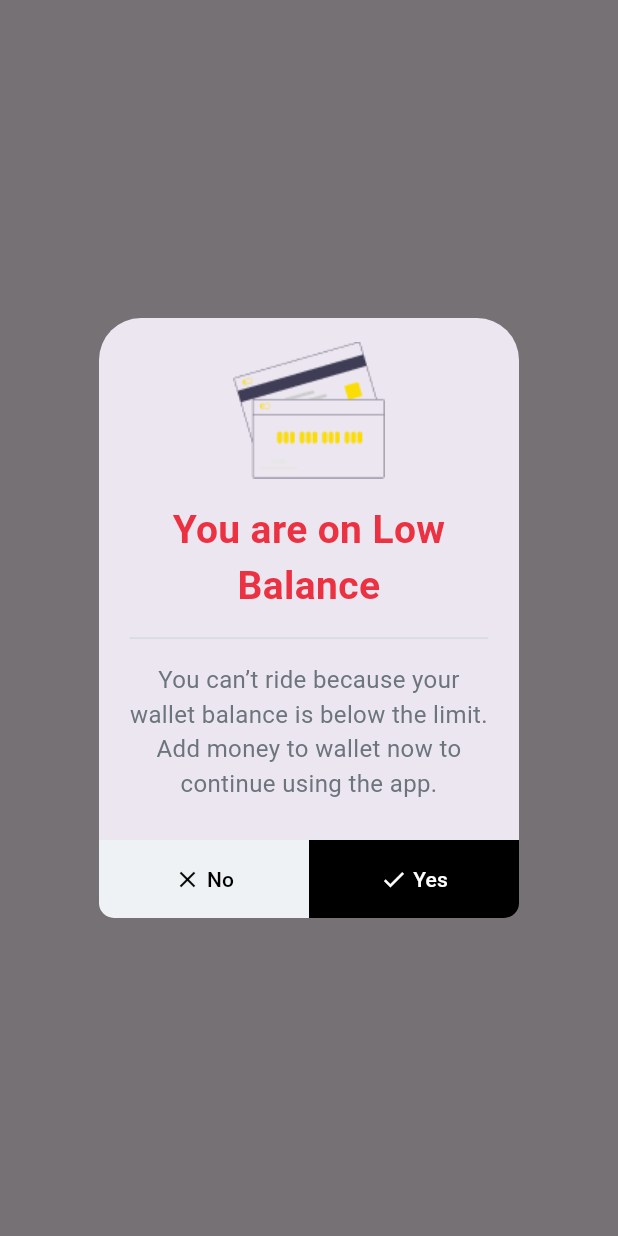
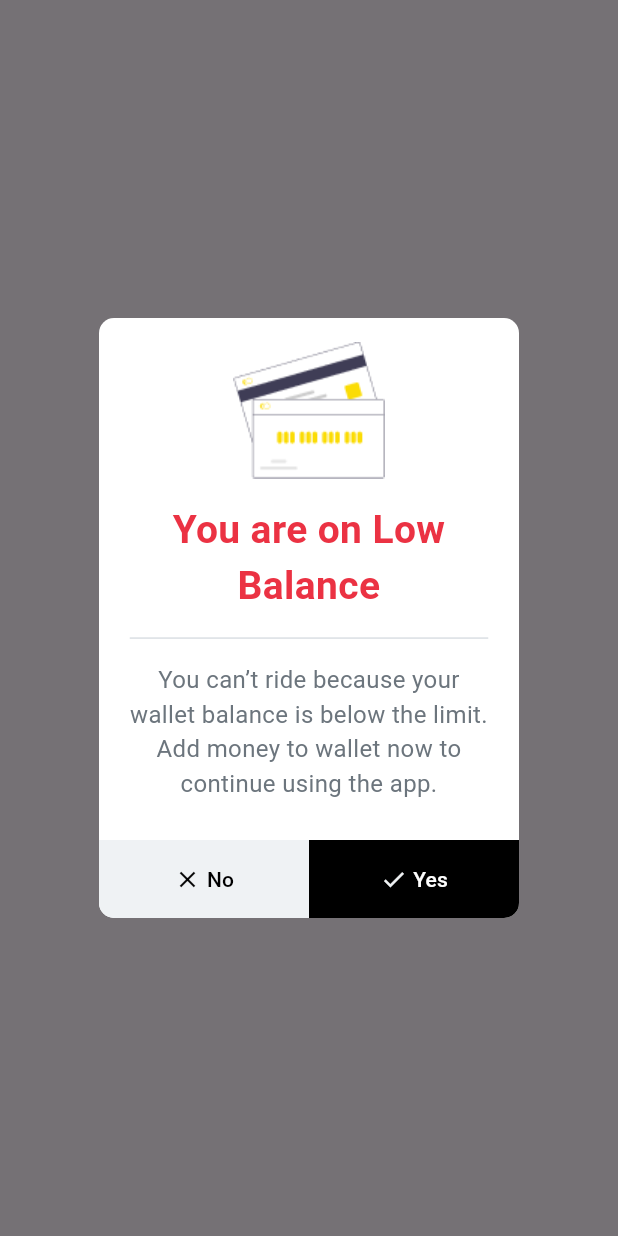
Before and after one commit to Nadun24/Flutter-Project, a Flutter app: the NewAlertBox screen opened directly, after a tap on "custom pop up", on a phone screen of 412 x 824 dp. Run offline on Flutter 3.47's test engine with Material 3 defaults, Android fonts, the phone set to English and light mode, and no system bars.

Commit message:
color change in new alert box

```diff
--- a/flutter_project/lib/Pages/newalertBox.dart
+++ b/flutter_project/lib/Pages/newalertBox.dart
@@ -32,10 +32,8 @@ class CustomDialogWidget extends StatelessWidget {
         width: 271,
         height: 400,
         decoration: BoxDecoration(
-          borderRadius: BorderRadius.only(
-            bottomLeft: Radius.circular(10),
-            bottomRight: Radius.circular(10),
-          ),
+          color: Colors.white,
+          borderRadius: BorderRadius.circular(10),
         ),
         child: Stack(
           children: [
@@ -90,7 +88,7 @@ class CustomDialogWidget extends StatelessWidget {
                         child: Row(
                           mainAxisAlignment: MainAxisAlignment.center,
                           children: [
-                            Icon(Icons.check, color: Colors.white,),
+                            Icon(Icons.check, color: Color(0xffEFF2F4),),
                             SizedBox(width: 4,),
                             Text("Yes",style: TextStyle(color: Color(0xffFEFEFE)),),
                           ],
```
